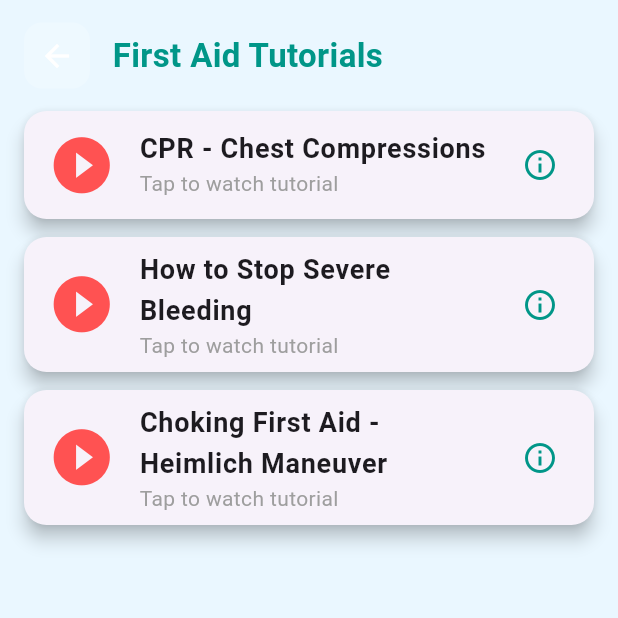
After one commit to himaza007/PhysioConnect, a Flutter app: the FirstAidTutorialScreen screen opened directly, on a phone screen of 412 x 824 dp, the top half of it. The commit adds this screen. Run offline on Flutter 3.47's test engine with Material 3 defaults, Android fonts, the phone set to English and light mode, and no system bars; our stand-ins replace shared_preferences, youtube_player_flutter; accounts and stored records are empty; Roboto replaces fonts that are missing (Poppins); statements that could not run were skipped.

Commit message:
first Aid feature

```diff
--- a/physio_connect/lib/main.dart
+++ b/physio_connect/lib/main.dart
@@ -1,7 +1,7 @@
 import 'package:flutter/material.dart';
 import 'screens/home_screen.dart';
 import 'screens/pain_monitoring.dart';
-import 'screens/tutorial_screen.dart';
+import 'screens/first_aid_tutorial.dart';
 
 void main() {
   runApp(PhysioConnectApp());
--- /dev/null
+++ b/physio_connect/lib/screens/first_aid_tutorial.dart
@@ -0,0 +1,156 @@
+import 'package:flutter/material.dart';
+import 'package:youtube_player_flutter/youtube_player_flutter.dart';
+import 'first_aid_details.dart';
+
+class FirstAidTutorialScreen extends StatefulWidget {
+  @override
+  _FirstAidTutorialScreenState createState() => _FirstAidTutorialScreenState();
+}
+
+class _FirstAidTutorialScreenState extends State<FirstAidTutorialScreen> {
+  final List<Map<String, String>> _tutorials = [
+    {
+      "title": "CPR - Chest Compressions",
+      "videoId": "dQw4w9WgXcQ",
+      "instructions": "Place both hands in the center of the chest and press **hard & fast**."
+    },
+    {
+      "title": "How to Stop Severe Bleeding",
+      "videoId": "9PXYGBdMsa4",
+      "instructions": "Apply **firm pressure** with a clean cloth to stop the bleeding."
+    },
+    {
+      "title": "Choking First Aid - Heimlich Maneuver",
+      "videoId": "pN1E1-BVP4c",
+      "instructions": "Perform **quick abdominal thrusts** to help a choking person."
+    },
+  ];
+
+  void _showTutorialDialog(Map<String, String> tutorial) {
+    YoutubePlayerController _controller = YoutubePlayerController(
+      initialVideoId: tutorial["videoId"] ?? "dQw4w9WgXcQ",
+      flags: YoutubePlayerFlags(autoPlay: true, mute: false),
+    );
+
+    showDialog(
+      context: context,
+      builder: (context) {
+        return Dialog(
+          shape: RoundedRectangleBorder(borderRadius: BorderRadius.circular(15)),
+          child: Column(
+            mainAxisSize: MainAxisSize.min,
+            children: [
+              ClipRRect(
+                borderRadius: BorderRadius.vertical(top: Radius.circular(15)),
+                child: YoutubePlayer(controller: _controller),
+              ),
+              Padding(
+                padding: EdgeInsets.all(16),
+                child: Column(
+                  children: [
+                    Text(
+                      tutorial["title"] ?? "Unknown Title",
+                      textAlign: TextAlign.center,
+                      style: TextStyle(fontWeight: FontWeight.bold, fontSize: 20, color: Colors.teal),
+                    ),
+                    SizedBox(height: 10),
+                    Text(
+                      tutorial["instructions"] ?? "No instructions available.",
+                      textAlign: TextAlign.center,
+                      style: TextStyle(fontSize: 16),
+                    ),
+                  ],
+                ),
+              ),
+              Padding(
+                padding: EdgeInsets.only(bottom: 10),
+                child: ElevatedButton.icon(
+                  onPressed: () {
+                    _controller.pause();
+                    Navigator.pop(context);
+                  },
+                  icon: Icon(Icons.close, color: Colors.white),
+                  label: Text("Close"),
+                  style: ElevatedButton.styleFrom(
+                    backgroundColor: Colors.redAccent,
+                    shape: RoundedRectangleBorder(borderRadius: BorderRadius.circular(10)),
+                  ),
+                ),
+              ),
+            ],
+          ),
+        );
+      },
+    );
+  }
+
+  void _navigateToFirstAidDetails(String title) {
+    Navigator.push(
+      context,
+      MaterialPageRoute(
+        builder: (context) => FirstAidDetailsScreen(title: title),
+      ),
+    );
+  }
+
+  @override
+  Widget build(BuildContext context) {
+    return Scaffold(
+      body: SafeArea(
+        child: Column(
+          children: [
+            Padding(
+              padding: EdgeInsets.symmetric(horizontal: 16, vertical: 15),
+              child: Row(
+                children: [
+                  GestureDetector(
+                    onTap: () => Navigator.pop(context),
+                    child: Container(
+                      decoration: BoxDecoration(
+                        color: Colors.white.withOpacity(0.2),
+                        borderRadius: BorderRadius.circular(12),
+                      ),
+                      padding: EdgeInsets.all(10),
+                      child: Icon(Icons.arrow_back, color: Colors.white),
+                    ),
+                  ),
+                  SizedBox(width: 15),
+                  Expanded(
+                    child: Text(
+                      "First Aid Tutorials",
+                      style: TextStyle(fontSize: 22, fontWeight: FontWeight.bold, color: Colors.teal),
+                    ),
+                  ),
+                ],
+              ),
+            ),
+            Expanded(
+              child: ListView.builder(
+                padding: EdgeInsets.symmetric(horizontal: 16),
+                itemCount: _tutorials.length,
+                itemBuilder: (context, index) {
+                  final tutorial = _tutorials[index];
+                  return GestureDetector(
+                    onTap: () => _showTutorialDialog(tutorial),
+                    onLongPress: () => _navigateToFirstAidDetails(tutorial["title"]!),
+                    child: Card(
+                      elevation: 5,
+                      margin: EdgeInsets.only(bottom: 12),
+                      shape: RoundedRectangleBorder(borderRadius: BorderRadius.circular(15)),
+                      child: ListTile(
+                        leading: Icon(Icons.play_circle_fill, color: Colors.redAccent, size: 45),
+                        title: Text(tutorial["title"]!, style: TextStyle(fontSize: 18, fontWeight: FontWeight.bold)),
+                        subtitle: Text("Tap to watch tutorial", style: TextStyle(color: Colors.grey)),
+                        trailing: Icon(Icons.info_outline, color: Colors.teal),
+                      ),
+                    ),
+                  );
+                },
+              ),
+            ),
+          ],
+        ),
+      ),
+    );
+  }
+}
```
Also changed, not shown: physio_connect/lib/screens/tutorial_screen.dart (deleted, +0 -106 lines), physio_connect/lib/screens/first_aid_details.dart (added), physio_connect/pubspec.lock, 11 other files.
